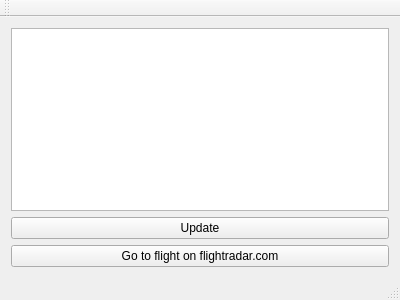
This is mainwindow.ui in Skau/OpenSky as Qt 5 draws it before an edit. The edited form follows.
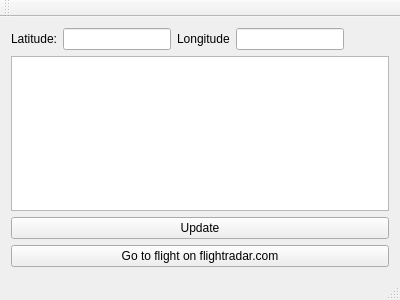
This is the edited form.

Commit message:
Input and search algorithm reworks
- Can now take any coordinate as input on runtime.
- Changed the search for closest flight to a less naive approach.
- Will not always get the exact closest flight, because I am using QGeoCoordinate class' distance function, and I don't think it's the most exact calculation.

Patch:
```diff
--- a/mainwindow.ui
+++ b/mainwindow.ui
@@ -15,17 +15,66 @@
   </property>
   <widget class="QWidget" name="centralWidget">
    <layout class="QGridLayout" name="gridLayout">
-    <item row="2" column="0">
+    <item row="3" column="0">
      <widget class="QPushButton" name="goToFlightButton">
       <property name="text">
        <string>Go to flight on flightradar.com</string>
       </property>
      </widget>
     </item>
-    <item row="0" column="0">
-     <widget class="QListWidget" name="listWidget"/>
-    </item>
     <item row="1" column="0">
+     <widget class="QListWidget" name="listWidget"/>
+    </item>
+    <item row="0" column="0">
+     <layout class="QHBoxLayout" name="horizontalLayout">
+      <item>
+       <widget class="QLabel" name="latLabel">
+        <property name="sizePolicy">
+         <sizepolicy hsizetype="Maximum" vsizetype="Preferred">
+          <horstretch>0</horstretch>
+          <verstretch>0</verstretch>
+         </sizepolicy>
+        </property>
+        <property name="text">
+         <string>Latitude:</string>
+        </property>
+       </widget>
+      </item>
+      <item>
+       <widget class="QLineEdit" name="latitudeLineEdit"/>
+      </item>
+      <item>
+       <widget class="QLabel" name="longLabel">
+        <property name="sizePolicy">
+         <sizepolicy hsizetype="Maximum" vsizetype="Preferred">
+          <horstretch>0</horstretch>
+          <verstretch>0</verstretch>
+         </sizepolicy>
+        </property>
+        <property name="text">
+         <string>Longitude</string>
+        </property>
+       </widget>
+      </item>
+      <item>
+       <widget class="QLineEdit" name="longitudeLineEdit"/>
+      </item>
+      <item>
+       <spacer name="horizontalSpacer">
+        <property name="orientation">
+         <enum>Qt::Horizontal</enum>
+        </property>
+        <property name="sizeHint" stdset="0">
+         <size>
+          <width>40</width>
+          <height>20</height>
+         </size>
+        </property>
+       </spacer>
+      </item>
+     </layout>
+    </item>
+    <item row="2" column="0">
      <widget class="QPushButton" name="updateButton">
       <property name="text">
        <string>Update</string>
```
The commit also changes 2 other files.
